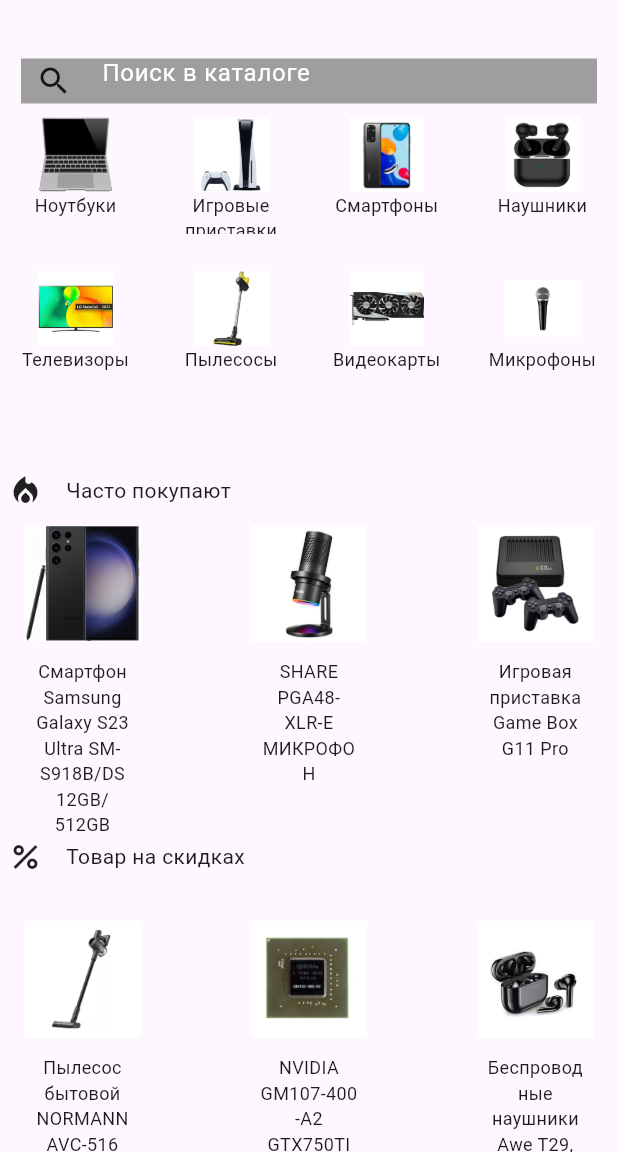
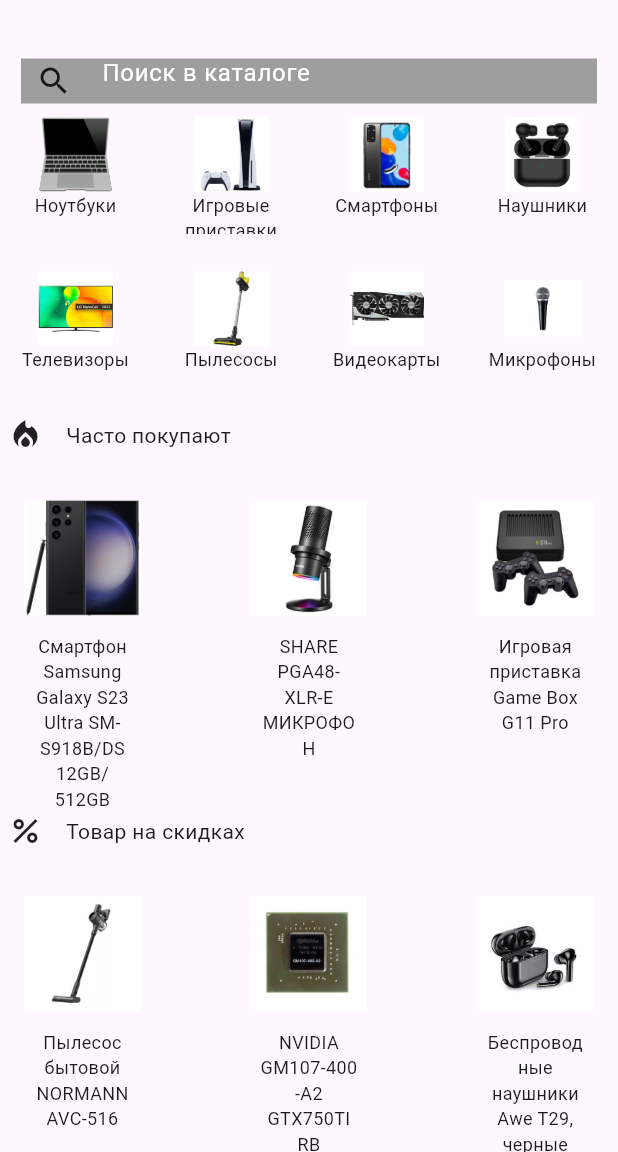
Before and after one commit to Mynameiswolf96/device_shop, a Flutter app: the screen it shows after launch, on a phone screen of 412 x 824 dp, the part 84-1236 px from its top. Run offline on Flutter 3.47's test engine with Material 3 defaults, Android fonts, the phone set to English and light mode, and no system bars.

Commit message:
add two paddings in discount and often buy catalogs

```diff
--- a/lib/device_shop.dart
+++ b/lib/device_shop.dart
@@ -31,7 +31,7 @@
               child: Expanded(child: CatalogOfProducts()),
             ),
             SizedBox(
-              height: 67,
+              height: 30,
             ),
             CatalogRowWidget(
               icon: Icons.local_fire_department,
@@ -41,9 +41,6 @@
             CatalogRowWidget(
               icon: Icons.percent,
               catalogName: AppText.nameOfDiscountCatalog,
-            ),
-            SizedBox(
-              height: 20,
             ),
             DiscountCatalog(),
           ],
@@ -139,7 +136,7 @@
   @override
   Widget build(BuildContext context) {
     return Padding(
-      padding: const EdgeInsets.only(left: 16.23,right: 16.23),
+      padding: const EdgeInsets.only(left: 16.23,right: 16.23,top:20),
       child: Row(
         mainAxisAlignment: MainAxisAlignment.spaceBetween,
         children: listOFWidgetProductOftenBuy,
@@ -154,7 +151,7 @@
   @override
   Widget build(BuildContext context) {
     return Padding(
-      padding: const EdgeInsets.only(left: 16.23,right: 16.23),
+      padding: const EdgeInsets.only(left: 16.23,right: 16.23,top: 20),
       child: Row(
         mainAxisAlignment: MainAxisAlignment.spaceBetween,
         children: listOFWidgetOfDiscountProduct,
```
